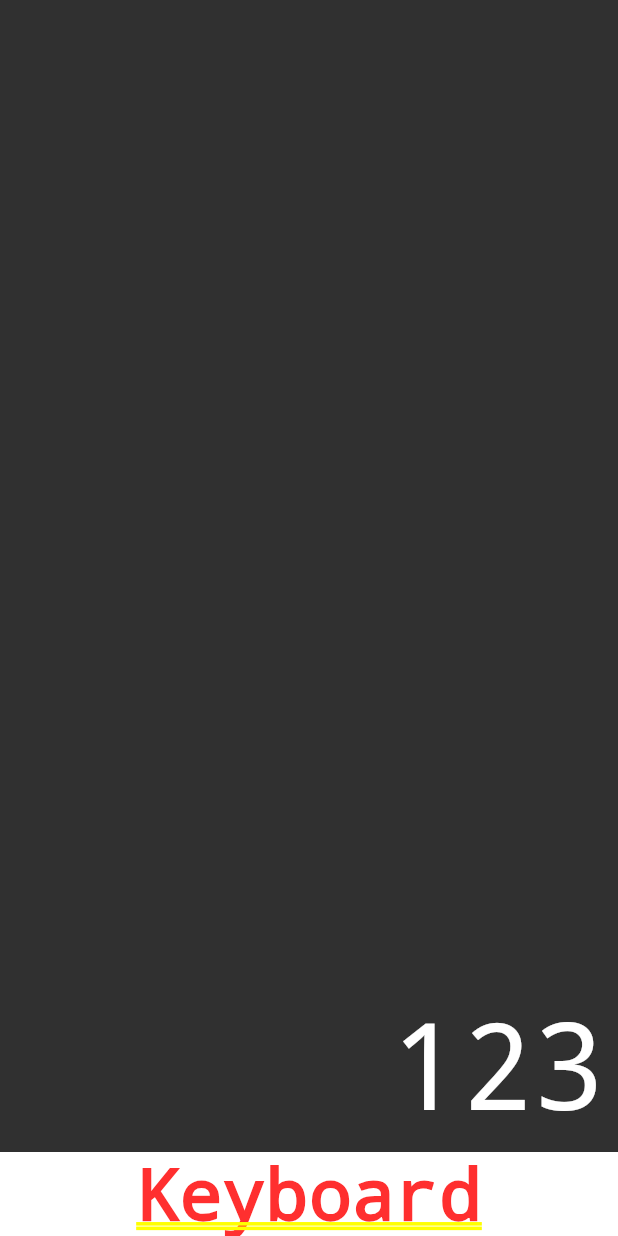
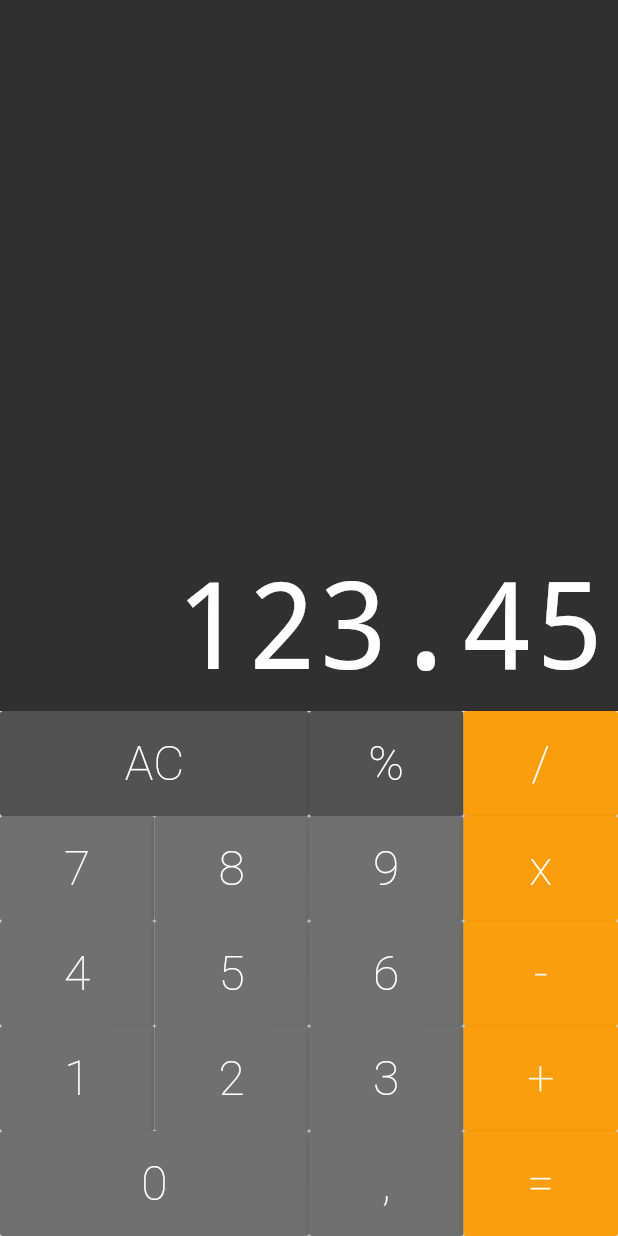
Before and after one commit to juliocezar96/Projeto-Flutter---Calculadora, a Flutter app: the screen it shows after launch, on a phone screen of 412 x 824 dp. Run offline on Flutter 3.47's test engine with Material 2 defaults, Android fonts, the phone set to English and light mode, and no system bars; drawn by our look-alikes of auto_size_text; missing offline and left inert: dart:ffi.

Commit message:
[calculator] - Implementation interaction

```diff
--- a/lib/components/button.dart
+++ b/lib/components/button.dart
@@ -9,22 +9,26 @@ class Button extends StatelessWidget {
   final String text;
   final bool big;
   final Color color;
+  final void Function(String) cb;
 
   Button({
     @required this.text,
     this.big = false,
     this.color = DEFAULT,
+    @required this.cb,
   });
 
   Button.big({
     @required this.text,
     this.big = true,
     this.color = DEFAULT,
+    @required this.cb,
   });
   Button.operation({
     @required this.text,
     this.big = false,
     this.color = OPERATION,
+    @required this.cb,
   });
 
   @override
@@ -41,7 +45,9 @@ class Button extends StatelessWidget {
             fontWeight: FontWeight.w200,
           ),
         ),
-        onPressed: () {},
+        onPressed: () {
+          cb(text);
+        },
       ),
     );
   }
--- a/lib/components/keyboard.dart
+++ b/lib/components/keyboard.dart
@@ -1,43 +1,47 @@
+import 'dart:ffi';
+
 import 'package:flutter/material.dart';
 import 'button.dart';
 import 'button_row.dart';
 
 class Keyboard extends StatelessWidget {
+  final void Function(String) cb;
+
+  Keyboard(this.cb);
+
   @override
   Widget build(BuildContext context) {
     return Container(
-      height: 500,
+      height: 350,
       child: Column(
         children: <Widget>[
           ButtonRow([
-            Button.big(text: 'AC'),
-            Button(text: '%'),
-            Button.operation(text: '/'),
+            Button.big(text: 'AC', color: Button.DARK, cb: cb),
+            Button(text: '%', color: Button.DARK, cb: cb),
+            Button.operation(text: '/', cb: cb),
           ]),
           ButtonRow([
-            Button(text: '7'),
-            Button(text: '8'),
-            Button(text: '9'),
-            Button.operation(text: 'x'),
+            Button(text: '7', cb: cb),
+            Button(text: '8', cb: cb),
+            Button(text: '9', cb: cb),
+            Button.operation(text: 'x', cb: cb),
           ]),
           ButtonRow([
-            Button(text: '4'),
-            Button(text: '5'),
-            Button(text: '6'),
-            Button.operation(text: '-'),
+            Button(text: '4', cb: cb),
+            Button(text: '5', cb: cb),
+            Button(text: '6', cb: cb),
+            Button.operation(text: '-', cb: cb),
           ]),
           ButtonRow([
-            Button(text: '1'),
-            Button(text: '2'),
-            Button(text: '3'),
-            Button.operation(text: '+'),
+            Button(text: '1', cb: cb),
+            Button(text: '2', cb: cb),
+            Button(text: '3', cb: cb),
+            Button.operation(text: '+', cb: cb),
           ]),
           ButtonRow([
-            Button.big(
-              text: '0',
-            ),
-            Button(text: ','),
-            Button.operation(text: '='),
+            Button.big(text: '0', cb: cb),
+            Button(text: ',', cb: cb),
+            Button.operation(text: '=', cb: cb),
           ]),
         ],
       ),
--- a/lib/screens/calculator.dart
+++ b/lib/screens/calculator.dart
@@ -1,14 +1,19 @@
 import 'package:flutter/material.dart';
 import '../components/display.dart';
+import '../components/keyboard.dart';
 
 class Calculator extends StatelessWidget {
+  _onPressed(String text) {
+    print(text);
+  }
+
   @override
   Widget build(BuildContext context) {
     return MaterialApp(
         home: Column(
       children: <Widget>[
-        Display('123'),
-        Text('Keyboard'),
+        Display('123.45'),
+        Keyboard(_onPressed),
       ],
     ));
   }
```
